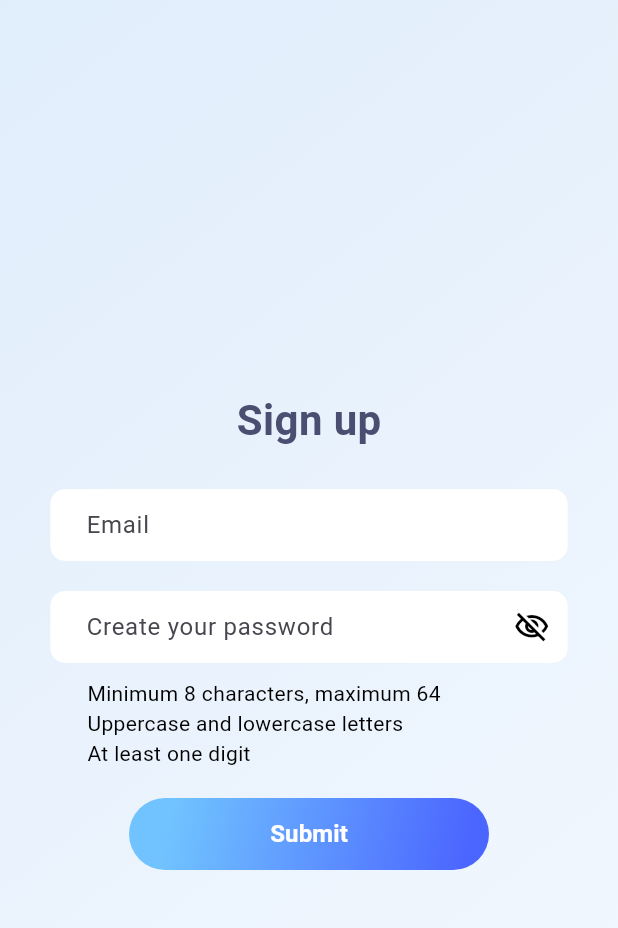
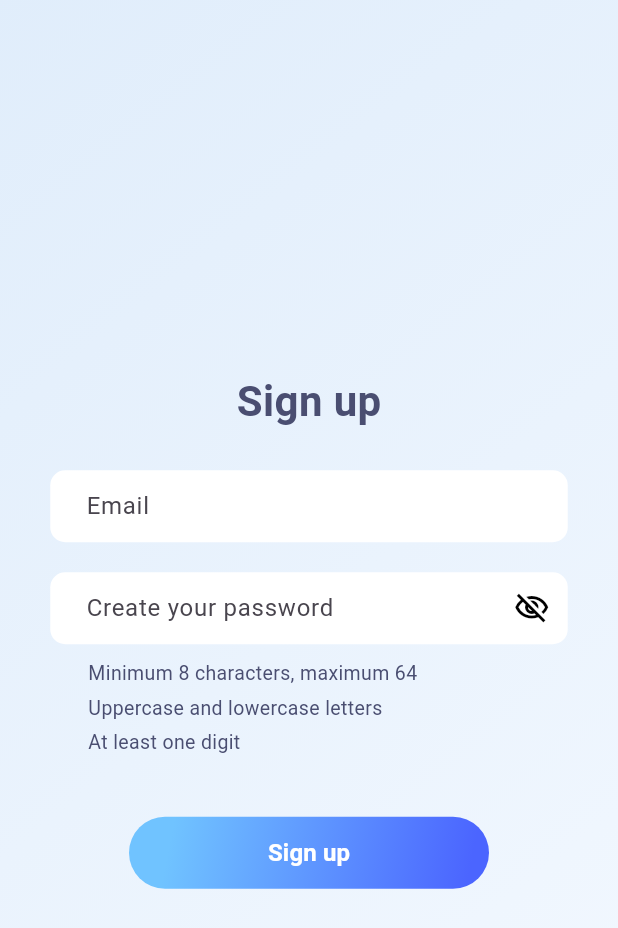
Before and after one commit to NikitaGudd/flutter-clar, a Flutter app: the screen it shows after launch, on a phone screen of 412 x 824 dp. Shown: the top 928 px of the screen. Run offline on Flutter 3.47's test engine with Material 3 defaults, Android fonts, the phone set to English and light mode, and no system bars.

Commit message:
fix design issues

```diff
--- a/lib/components/input_field.dart
+++ b/lib/components/input_field.dart
@@ -38,7 +38,7 @@ class InputField extends StatelessWidget {
           style: TextStyle(
               color: isSubmitted
                   ? (valid ? Colors.green : Colors.red)
-                  : Colors.black),
+                  : const Color.fromARGB(255, 74, 78, 113)),
           decoration: InputDecoration(
             hintText: placeholder,
             suffixIcon: trailing,
--- a/lib/components/submit_button.dart
+++ b/lib/components/submit_button.dart
@@ -31,7 +31,7 @@ class SubmitButton extends StatelessWidget {
           ),
           child: const Center(
             child: Text(
-              'Submit',
+              'Sign up',
               style: TextStyle(
                 fontSize: 16,
                 fontWeight: FontWeight.bold,
--- a/lib/components/validation_message.dart
+++ b/lib/components/validation_message.dart
@@ -20,12 +20,12 @@ class ValidationMessage extends StatelessWidget {
       } else if (!isValid && isSubmitted) {
         return Colors.red;
       }
-      return Colors.black;
+      return const Color.fromARGB(255, 74, 78, 113);
     }
 
     return Text(
       message,
-      style: TextStyle(color: getColor()),
+      style: TextStyle(color: getColor(), fontSize: 13),
     );
   }
 }
--- a/lib/view/view.dart
+++ b/lib/view/view.dart
@@ -136,7 +136,7 @@ class _FormValidationState extends State<FormValidation> {
                     );
                   }),
                   Padding(
-                    padding: const EdgeInsets.only(right: 60),
+                    padding: const EdgeInsets.only(right: 75),
                     child: Column(
                       crossAxisAlignment: CrossAxisAlignment.start,
                       children: [
@@ -145,11 +145,13 @@ class _FormValidationState extends State<FormValidation> {
                           isValid: _isPasswordLengthValid,
                           isSubmitted: _isSubmitted,
                         ),
+                        const SizedBox(height: 4),
                         ValidationMessage(
                           message: 'Uppercase and lowercase letters',
                           isValid: _isPasswordUpperLowerValid,
                           isSubmitted: _isSubmitted,
                         ),
+                        const SizedBox(height: 4),
                         ValidationMessage(
                           message: 'At least one digit',
                           isValid: _isPasswordDigitValid,
@@ -158,7 +160,7 @@ class _FormValidationState extends State<FormValidation> {
                       ],
                     ),
                   ),
-                  const SizedBox(height: 20),
+                  const SizedBox(height: 40),
                   SubmitButton(
                     onPressed: _submit,
                   ),
```
Also changed, not shown: 12 other files.
